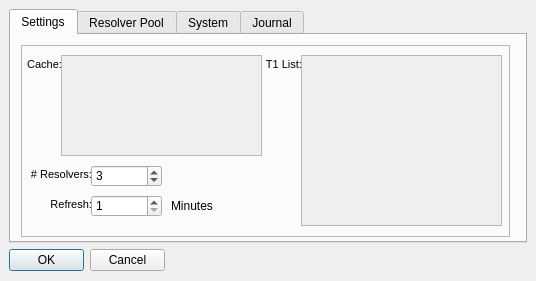
Qt form branches/beta2/client/settings.ui (8bitgeek/OpenNIC-Wizard) before a commit.
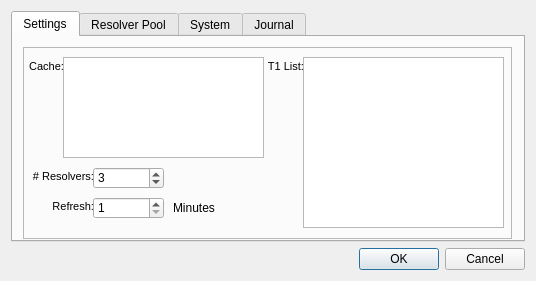
The same form after that commit. Icons and pictures are not drawn.

```diff
--- a/branches/beta2/client/settings.ui
+++ b/branches/beta2/client/settings.ui
@@ -17,15 +17,9 @@
    <iconset resource="opennic.qrc">
     <normaloff>:/images/opennic.png</normaloff>:/images/opennic.png</iconset>
   </property>
+  <layout class="QGridLayout" name="gridLayout">
+   <item row="0" column="0">
   <widget class="QTabWidget" name="tabs">
-   <property name="geometry">
-    <rect>
-     <x>9</x>
-     <y>9</y>
-     <width>518</width>
-     <height>234</height>
-    </rect>
-   </property>
    <property name="currentIndex">
     <number>0</number>
    </property>
@@ -78,7 +72,7 @@
        <number>1</number>
       </property>
       <property name="maximum">
-       <number>10</number>
+         <number>100</number>
       </property>
       <property name="value">
        <number>3</number>
@@ -152,7 +146,7 @@
      </widget>
      <widget class="QPlainTextEdit" name="t1List">
       <property name="enabled">
-       <bool>false</bool>
+         <bool>true</bool>
       </property>
       <property name="geometry">
        <rect>
@@ -168,7 +162,7 @@
      </widget>
      <widget class="QPlainTextEdit" name="cache">
       <property name="enabled">
-       <bool>false</bool>
+         <bool>true</bool>
       </property>
       <property name="geometry">
        <rect>
@@ -289,15 +283,9 @@
     </layout>
    </widget>
   </widget>
+   </item>
+   <item row="1" column="0">
   <widget class="QDialogButtonBox" name="buttonBox">
-   <property name="geometry">
-    <rect>
-     <x>9</x>
-     <y>249</y>
-     <width>156</width>
-     <height>23</height>
-    </rect>
-   </property>
    <property name="orientation">
     <enum>Qt::Horizontal</enum>
    </property>
@@ -305,6 +293,8 @@
     <set>QDialogButtonBox::Cancel|QDialogButtonBox::Ok</set>
    </property>
   </widget>
+   </item>
+  </layout>
  </widget>
  <resources>
   <include location="opennic.qrc"/>
```
Left out of the diff: 6 changed lines with no effect on the pictures. Lines whose indentation alone changed are shown as unchanged.
